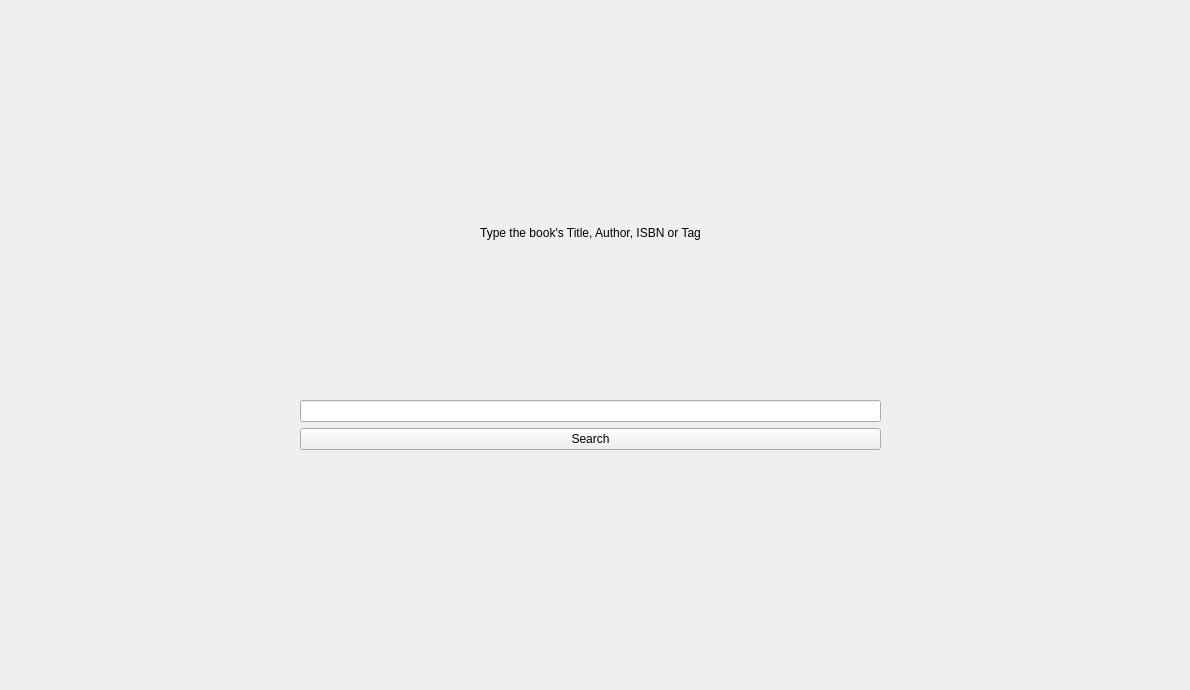
EchipaSMC/Biblioteca, file Biblioteca/UserApp/SearchBook.ui: the form before one commit.
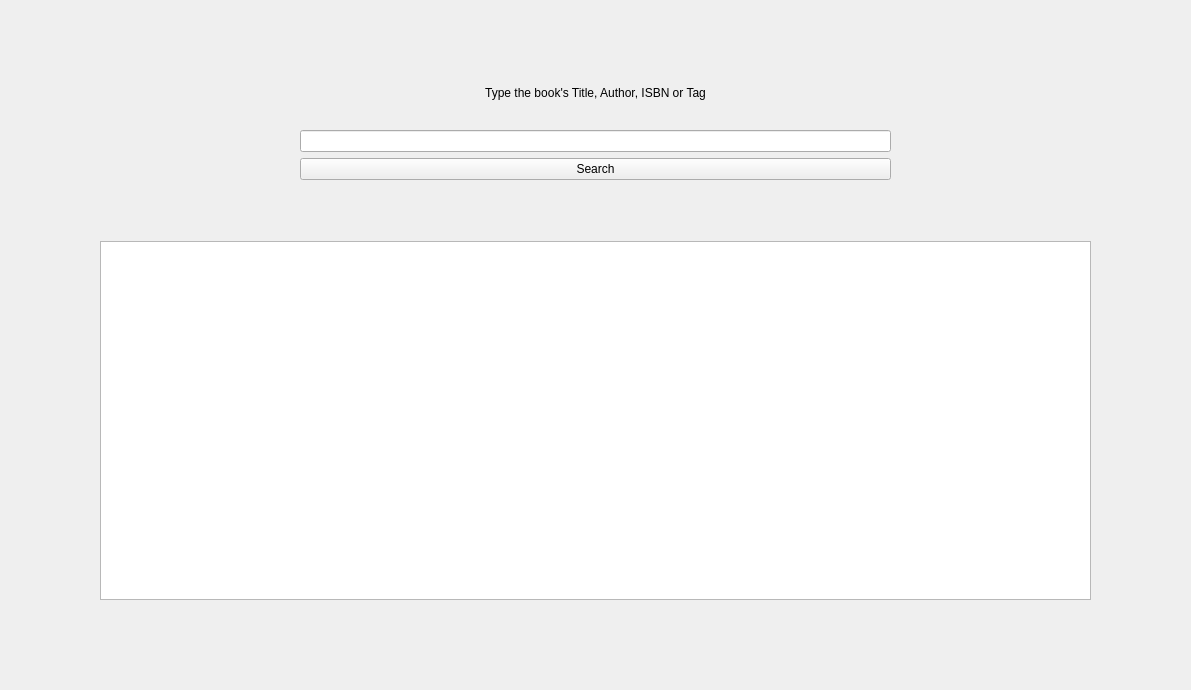
The form after the commit.

Commit message:
The Search Result List
This list will contain the books that matched the search input

What changed in the file:
```diff
--- a/Biblioteca/UserApp/SearchBook.ui
+++ b/Biblioteca/UserApp/SearchBook.ui
@@ -6,7 +6,7 @@
    <rect>
     <x>0</x>
     <y>0</y>
-    <width>1190</width>
+    <width>1191</width>
     <height>690</height>
    </rect>
   </property>
@@ -26,9 +26,9 @@
    <property name="geometry">
     <rect>
      <x>0</x>
-     <y>60</y>
-     <width>1181</width>
-     <height>401</height>
+     <y>50</y>
+     <width>1191</width>
+     <height>141</height>
     </rect>
    </property>
    <layout class="QHBoxLayout" name="horizontalLayout_2">
@@ -67,6 +67,34 @@
     </item>
    </layout>
   </widget>
+  <widget class="QWidget" name="gridLayoutWidget">
+   <property name="geometry">
+    <rect>
+     <x>0</x>
+     <y>230</y>
+     <width>1191</width>
+     <height>381</height>
+    </rect>
+   </property>
+   <layout class="QGridLayout" name="gridLayout">
+    <property name="leftMargin">
+     <number>100</number>
+    </property>
+    <property name="rightMargin">
+     <number>100</number>
+    </property>
+    <item row="1" column="0">
+     <widget class="QListWidget" name="listWidget">
+      <property name="sortingEnabled">
+       <bool>false</bool>
+      </property>
+     </widget>
+    </item>
+    <item row="0" column="0">
+     <layout class="QVBoxLayout" name="verticalLayout_2"/>
+    </item>
+   </layout>
+  </widget>
  </widget>
  <layoutdefault spacing="6" margin="11"/>
  <resources/>
```
The commit also changes 5 other files.
